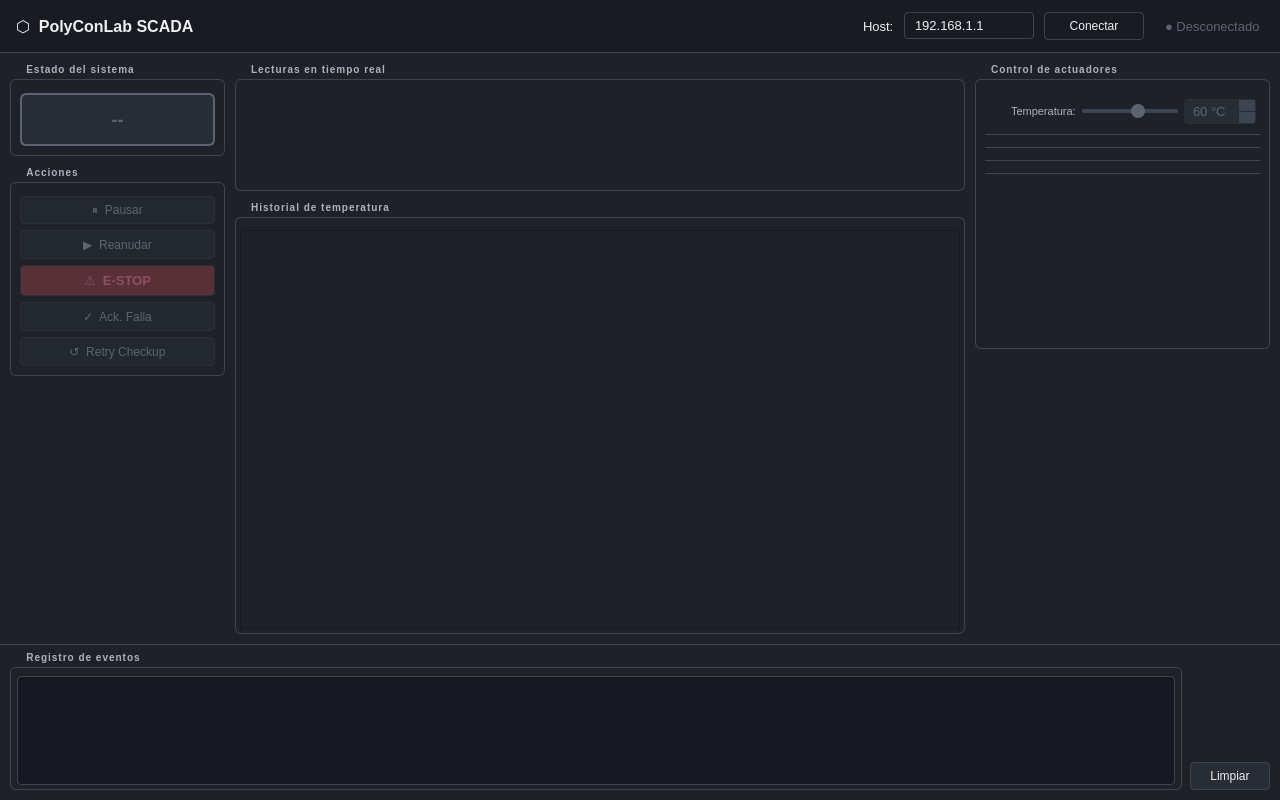
The window that assets/ui/main_window.ui (giulianoturpia1/PolyConLab_SCADA) describes before a commit, drawn with Qt 5.
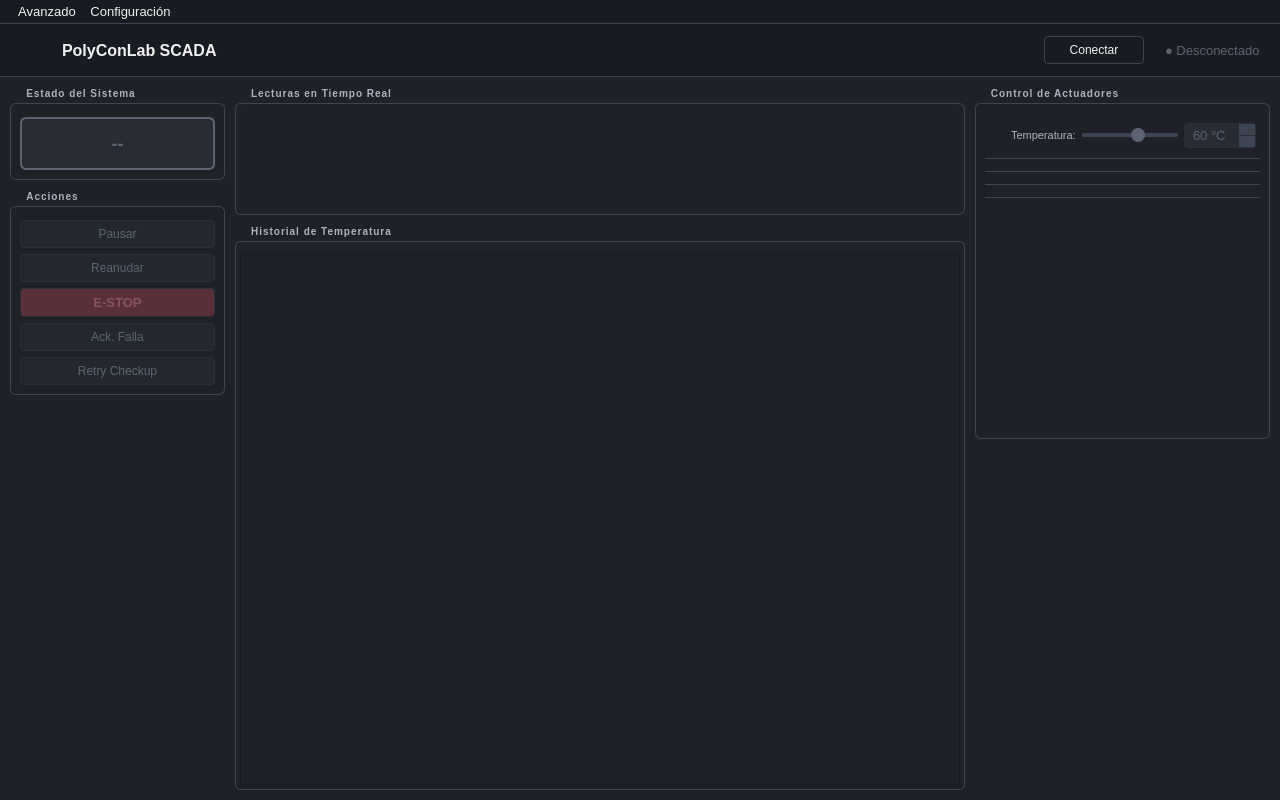
The same window after the commit. Custom widgets are drawn as their Qt base class.

Patch:
```diff
--- a/assets/ui/main_window.ui
+++ b/assets/ui/main_window.ui
@@ -6,7 +6,7 @@
    <rect><x>0</x><y>0</y><width>1280</width><height>800</height></rect>
   </property>
   <property name="minimumSize">
-   <size><width>1280</width><height>760</height></size>
+   <size><width>1280</width><height>600</height></size>
   </property>
   <property name="windowTitle">
    <string>PolyConLab SCADA</string>
@@ -135,6 +135,29 @@
 }
 QSlider::handle:horizontal:disabled {
     background: #5C6370;
+}
+QMenuBar {
+    background-color: #181B22;
+    color: #EFEFEF;
+    border-bottom: 1px solid #3D4452;
+    padding: 2px 8px;
+    font-size: 13px;
+}
+QMenuBar::item:selected {
+    background-color: #282C34;
+    border-radius: 4px;
+}
+QMenu {
+    background-color: #282C34;
+    color: #EFEFEF;
+    border: 1px solid #3D4452;
+    padding: 4px 0;
+}
+QMenu::item {
+    padding: 6px 20px 6px 12px;
+}
+QMenu::item:selected {
+    background-color: #353A47;
 }</string>
   </property>
   <widget class="QWidget" name="centralwidget">
@@ -155,9 +178,17 @@
        <property name="rightMargin"><number>16</number></property>
        <property name="bottomMargin"><number>0</number></property>
        <property name="spacing"><number>10</number></property>
+       <item>
+        <widget class="QLabel" name="lbl_logo">
+         <property name="minimumSize"><size><width>36</width><height>36</height></size></property>
+         <property name="maximumSize"><size><width>36</width><height>36</height></size></property>
+         <property name="text"><string/></property>
+         <property name="alignment"><set>Qt::AlignCenter</set></property>
+        </widget>
+       </item>
        <item>
         <widget class="QLabel" name="lbl_title">
-         <property name="text"><string>⬡  PolyConLab SCADA</string></property>
+         <property name="text"><string>PolyConLab SCADA</string></property>
          <property name="styleSheet"><string notr="true">color: #EFEFEF; font-size: 16px; font-weight: bold;</string></property>
         </widget>
        </item>
@@ -167,18 +198,6 @@
          <property name="sizeHint" stdset="0"><size><width>40</width><height>20</height></size></property>
         </spacer>
        </item>
-       <item>
-        <widget class="QLabel" name="lbl_host_prefix">
-         <property name="text"><string>Host:</string></property>
-        </widget>
-       </item>
-       <item>
-        <widget class="QLineEdit" name="inp_host">
-         <property name="minimumSize"><size><width>130</width><height>0</height></size></property>
-         <property name="maximumSize"><size><width>130</width><height>16777215</height></size></property>
-         <property name="text"><string>192.168.1.1</string></property>
-        </widget>
-       </item>
        <item>
         <widget class="QPushButton" name="btn_connect">
          <property name="minimumSize"><size><width>100</width><height>0</height></size></property>
@@ -230,7 +249,7 @@
           <property name="spacing"><number>10</number></property>
           <item>
            <widget class="QGroupBox" name="grp_state">
-            <property name="title"><string>Estado del sistema</string></property>
+            <property name="title"><string>Estado del Sistema</string></property>
             <layout class="QVBoxLayout" name="vbox_state">
              <item>
               <widget class="QLabel" name="lbl_state">
@@ -249,31 +268,31 @@
              <property name="spacing"><number>6</number></property>
              <item>
               <widget class="QPushButton" name="btn_pause">
-               <property name="text"><string>⏸  Pausar</string></property>
+               <property name="text"><string>Pausar</string></property>
                <property name="enabled"><bool>false</bool></property>
               </widget>
              </item>
              <item>
               <widget class="QPushButton" name="btn_resume">
-               <property name="text"><string>▶  Reanudar</string></property>
+               <property name="text"><string>Reanudar</string></property>
                <property name="enabled"><bool>false</bool></property>
               </widget>
              </item>
              <item>
               <widget class="QPushButton" name="btn_estop">
-               <property name="text"><string>⚠  E-STOP</string></property>
+               <property name="text"><string>E-STOP</string></property>
                <property name="enabled"><bool>false</bool></property>
               </widget>
              </item>
              <item>
               <widget class="QPushButton" name="btn_ack">
-               <property name="text"><string>✓  Ack. Falla</string></property>
+               <property name="text"><string>Ack. Falla</string></property>
                <property name="enabled"><bool>false</bool></property>
               </widget>
              </item>
              <item>
               <widget class="QPushButton" name="btn_retry">
-               <property name="text"><string>↺  Retry Checkup</string></property>
+               <property name="text"><string>Retry Checkup</string></property>
                <property name="enabled"><bool>false</bool></property>
               </widget>
              </item>
@@ -305,7 +324,7 @@
           <property name="spacing"><number>10</number></property>
           <item>
            <widget class="QGroupBox" name="grp_readings">
-            <property name="title"><string>Lecturas en tiempo real</string></property>
+            <property name="title"><string>Lecturas en Tiempo Real</string></property>
             <layout class="QHBoxLayout" name="hbox_readings">
              <property name="spacing"><number>8</number></property>
              <item>
@@ -343,7 +362,7 @@
           </item>
           <item>
            <widget class="QGroupBox" name="grp_chart">
-            <property name="title"><string>Historial de temperatura</string></property>
+            <property name="title"><string>Historial de Temperatura</string></property>
             <property name="sizePolicy">
              <sizepolicy hsizetype="Preferred" vsizetype="Expanding">
               <horstretch>0</horstretch>
@@ -388,7 +407,7 @@
           <property name="bottomMargin"><number>0</number></property>
           <item>
            <widget class="QGroupBox" name="grp_ctrl">
-            <property name="title"><string>Control de actuadores</string></property>
+            <property name="title"><string>Control de Actuadores</string></property>
             <layout class="QVBoxLayout" name="vbox_ctrl">
              <property name="spacing"><number>6</number></property>
              <item>
@@ -500,59 +519,29 @@
       </layout>
      </widget>
     </item>
-    <item>
-     <widget class="QFrame" name="sep_footer">
-      <property name="minimumSize"><size><width>0</width><height>1</height></size></property>
-      <property name="maximumSize"><size><width>16777215</width><height>1</height></size></property>
-      <property name="styleSheet"><string notr="true">background: #3D4452; border: none;</string></property>
-      <property name="frameShape"><enum>QFrame::HLine</enum></property>
-      <property name="frameShadow"><enum>QFrame::Plain</enum></property>
-     </widget>
-    </item>
-    <item>
-     <widget class="QWidget" name="panel_log">
-      <property name="minimumSize"><size><width>0</width><height>155</height></size></property>
-      <property name="maximumSize"><size><width>16777215</width><height>155</height></size></property>
-      <layout class="QHBoxLayout" name="hbox_log">
-       <property name="leftMargin"><number>10</number></property>
-       <property name="topMargin"><number>6</number></property>
-       <property name="rightMargin"><number>10</number></property>
-       <property name="bottomMargin"><number>10</number></property>
-       <property name="spacing"><number>8</number></property>
-       <item>
-        <widget class="QGroupBox" name="grp_log">
-         <property name="title"><string>Registro de eventos</string></property>
-         <property name="sizePolicy">
-          <sizepolicy hsizetype="Expanding" vsizetype="Preferred">
-           <horstretch>1</horstretch>
-           <verstretch>0</verstretch>
-          </sizepolicy>
-         </property>
-         <layout class="QVBoxLayout" name="vbox_log">
-          <property name="leftMargin"><number>6</number></property>
-          <property name="topMargin"><number>4</number></property>
-          <property name="rightMargin"><number>6</number></property>
-          <property name="bottomMargin"><number>4</number></property>
-          <item>
-           <widget class="QPlainTextEdit" name="log_view">
-            <property name="readOnly"><bool>true</bool></property>
-           </widget>
-          </item>
-         </layout>
-        </widget>
-       </item>
-       <item alignment="Qt::AlignBottom">
-        <widget class="QPushButton" name="btn_clear">
-         <property name="minimumSize"><size><width>80</width><height>28</height></size></property>
-         <property name="maximumSize"><size><width>80</width><height>28</height></size></property>
-         <property name="text"><string>Limpiar</string></property>
-        </widget>
-       </item>
-      </layout>
-     </widget>
-    </item>
    </layout>
   </widget>
+  <widget class="QMenuBar" name="menuBar">
+   <property name="geometry">
+    <rect><x>0</x><y>0</y><width>1280</width><height>22</height></rect>
+   </property>
+   <widget class="QMenu" name="menu_avanzado">
+    <property name="title"><string>Avanzado</string></property>
+    <addaction name="action_log"/>
+   </widget>
+   <widget class="QMenu" name="menu_configuracion">
+    <property name="title"><string>Configuración</string></property>
+    <addaction name="action_connection"/>
+   </widget>
+   <addaction name="menu_avanzado"/>
+   <addaction name="menu_configuracion"/>
+  </widget>
+  <action name="action_log">
+   <property name="text"><string>Logs</string></property>
+  </action>
+  <action name="action_connection">
+   <property name="text"><string>Conexión...</string></property>
+  </action>
  </widget>
  <customwidgets>
   <customwidget>
```
Left out of the diff: 10 changed lines with no effect on the pictures.
